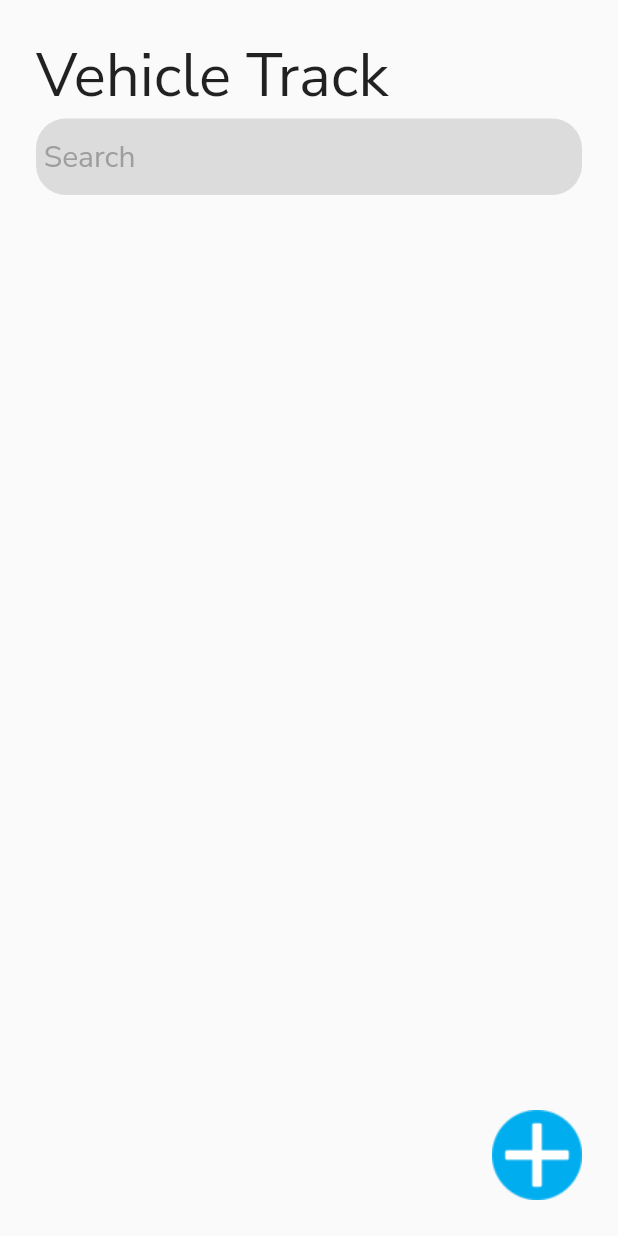
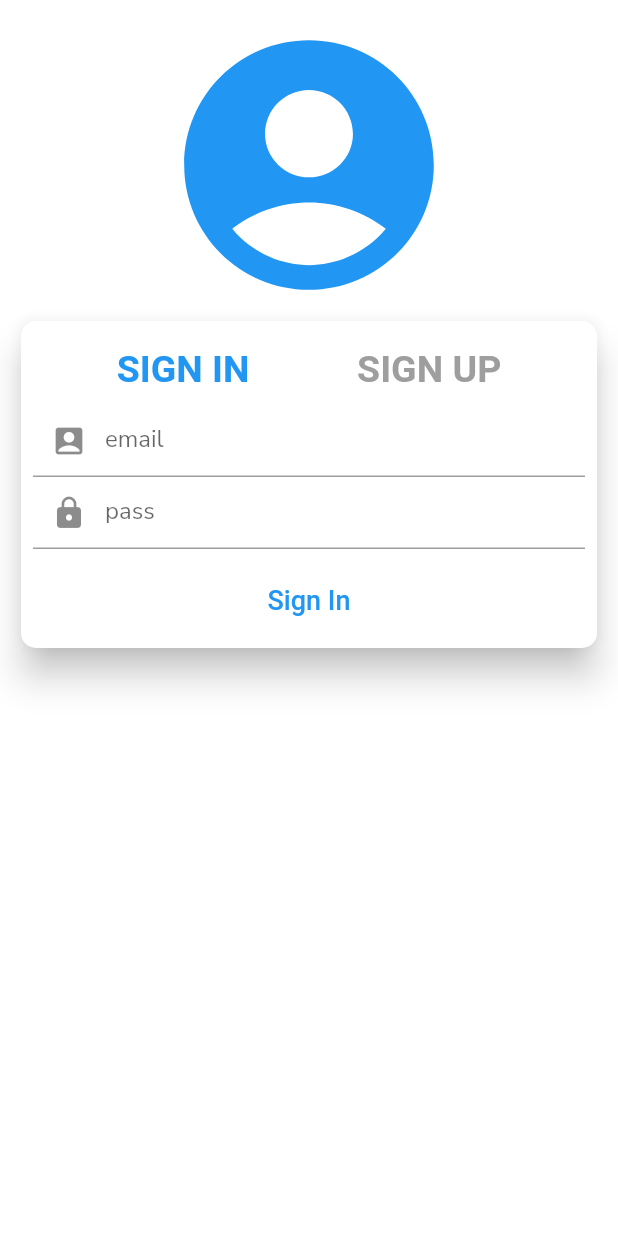
Before and after one commit to serinaluigi/mobileprogrammingfinal, a Flutter app: the screen it shows after launch, on a phone screen of 412 x 824 dp. Run offline on Flutter 3.47's test engine with Material 2 defaults, Android fonts, the phone set to English and light mode, and no system bars; our stand-ins replace fluttertoast, google_fonts, sqflite; accounts and stored records are empty.

Commit message:
updated final

```diff
--- a/lib/main.dart
+++ b/lib/main.dart
@@ -1,6 +1,7 @@
 import 'package:flutter/material.dart';
-import 'package:flutter_app_test/screens/homepage.dart';
+import 'package:flutter_app_test/screens/login.dart';
 import 'package:google_fonts/google_fonts.dart';
+//import 'package:flutter_app_test/screens/signup.dart';
 
 void main() {
   runApp(MyApp());
@@ -16,7 +17,7 @@ class MyApp extends StatelessWidget {
           Theme.of(context).textTheme,
         ),
       ),
-      home: Homepage(),
+      home: MyHomePage(),
     );
   }
 }
--- /dev/null
+++ b/lib/screens/login.dart
@@ -0,0 +1,228 @@
+import 'package:flutter/material.dart';
+import 'package:flutter_app_test/screens/homepage.dart';
+import 'dart:convert';
+import 'package:fluttertoast/fluttertoast.dart';
+import 'package:google_fonts/google_fonts.dart';
+import 'package:http/http.dart' as http;
+
+
+class MyHomePage extends StatefulWidget {
+  @override
+  _MyHomePageState createState() => _MyHomePageState();
+}
+
+class _MyHomePageState extends State<MyHomePage> {
+
+  bool signin = true;
+
+  TextEditingController namectrl,emailctrl,passctrl;
+
+  bool processing = false;
+
+  @override
+  void initState() {
+    // TODO: implement initState
+    super.initState();
+    namectrl = new TextEditingController();
+    emailctrl = new TextEditingController();
+    passctrl = new TextEditingController();
+
+  }
+  @override
+  Widget build(BuildContext context) {
+    return Container(
+        padding: EdgeInsets.all(10.0),
+        child: Column(
+          children: <Widget>[
+            Icon(Icons.account_circle,size: 200,color: Colors.blue,),
+
+            boxUi(),
+          ],
+        )
+    );
+  }
+
+  void changeState(){
+    if(signin){
+      setState(() {
+        signin = false;
+
+      });
+    }else
+      setState(() {
+        signin = true;
+
+      });
+  }
+  void registerUser() async{
+
+    setState(() {
+      processing = true;
+    });
+    var url ="https://finalprojmobprog.000webhostapp.com/login_flutter/signup.php";
+    var data = {
+      "email":emailctrl.text,
+      "name":namectrl.text,
+      "pass":passctrl.text,
+    };
+
+
+    var res = await http.post(url,body:data);
+
+    if(jsonDecode(res.body) == "account already exists"){
+      Fluttertoast.showToast(msg: "account exists, Please login",toastLength: Toast.LENGTH_SHORT);
+
+    }else{
+
+      if(jsonDecode(res.body) == "true"){
+        Fluttertoast.showToast(msg: "account created",toastLength: Toast.LENGTH_SHORT);
+      }else{
+        Fluttertoast.showToast(msg: "error",toastLength: Toast.LENGTH_SHORT);
+      }
+    }
+    setState(() {
+      processing = false;
+    });
+  }
+
+  void userSignIn() async{
+    setState(() {
+      processing = true;
+    });
+    var url ="https://finalprojmobprog.000webhostapp.com/login_flutter/signin.php";
+    var data = {
+      "email":emailctrl.text,
+      "pass":passctrl.text,
+    };
+
+    var res = await http.post(url,body:data);
+
+    if(jsonDecode(res.body) == "account not existing"){
+      Fluttertoast.showToast(msg: "dont have an account,Create an account",toastLength: Toast.LENGTH_SHORT);
+    }
+    else{
+      if(jsonDecode(res.body) == "false"){
+        Fluttertoast.showToast(msg: "incorrect password",toastLength: Toast.LENGTH_SHORT);
+      }
+      else{
+        print(jsonDecode(res.body));
+
+      }
+    }
+
+    setState(() {
+      processing = false;
+      Navigator.push(context,MaterialPageRoute(builder: (context) => Homepage(),),);
+    });
+  }
+
+  Widget boxUi(){
+    return Card(
+      elevation: 10.0,
+      shape: RoundedRectangleBorder(
+          borderRadius: BorderRadius.circular(10.0)
+      ),
+      child: Padding(
+        padding: const EdgeInsets.all(8.0),
+        child: Column(
+          children: <Widget>[
+            Row(
+              mainAxisAlignment: MainAxisAlignment.spaceEvenly,
+              children: <Widget>[
+
+                FlatButton(
+                  onPressed:() => changeState(),
+                  child: Text('SIGN IN',
+                    style: GoogleFonts.varelaRound(
+                      color: signin == true ? Colors.blue : Colors.grey,
+                      fontSize: 25.0,fontWeight: FontWeight.bold,
+                    ),),
+                ),
+
+                FlatButton(
+                  onPressed:() => changeState(),
+                  child: Text('SIGN UP',
+                    style: GoogleFonts.varelaRound(
+                      color: signin != true ? Colors.blue : Colors.grey,
+                      fontSize: 25.0,fontWeight: FontWeight.bold,
+                    ),),
+                ),
+              ],
+            ),
+
+            signin == true ? signInUi() : signUpUi(),
+
+          ],
+        ),
+      ),
+    );
+  }
+
+  Widget signInUi(){
+    return Column(
+      children: <Widget>[
+
+        TextField(
+          controller: emailctrl,
+          decoration: InputDecoration(prefixIcon: Icon(Icons.account_box,),
+              hintText: 'email'),
+        ),
+
+
+        TextField(
+          controller: passctrl,
+          decoration: InputDecoration(prefixIcon: Icon(Icons.lock,),
+              hintText: 'pass'),
+        ),
+
+        SizedBox(height: 10.0,),
+
+        MaterialButton(
+            onPressed:() => userSignIn(),
+            child: processing == false ? Text('Sign In',
+              style: GoogleFonts.varelaRound(fontSize: 18.0,
+                  color: Colors.blue),) : CircularProgressIndicator(backgroundColor: Colors.red,)
+        ),
+
+      ],
+    );
+  }
+
+  Widget signUpUi(){
+    return Column(
+      children: <Widget>[
+
+        TextField(
+          controller: namectrl,
+          decoration: InputDecoration(prefixIcon: Icon(Icons.account_box,),
+              hintText: 'name'),
+        ),
+
+        TextField(
+          controller: emailctrl,
+          decoration: InputDecoration(prefixIcon: Icon(Icons.account_box,),
+              hintText: 'email'),
+        ),
+
+
+        TextField(
+          controller: passctrl,
+          decoration: InputDecoration(prefixIcon: Icon(Icons.lock,),
+              hintText: 'pass'),
+        ),
+
+        SizedBox(height: 10.0,),
+
+        MaterialButton(
+            onPressed:() => registerUser(),
+            child: processing == false ? Text('Sign Up',
+              style: GoogleFonts.varelaRound(fontSize: 18.0,
+                  color: Colors.blue),) : CircularProgressIndicator(backgroundColor: Colors.red)
+        ),
+
+      ],
+    );
+  }
+
+
+}
--- a/pubspec.yaml
+++ b/pubspec.yaml
@@ -16,6 +16,8 @@ dependencies:
 
   cupertino_icons: ^1.0.0
   google_fonts: ^1.1.1
+  http: ^0.12.2
+  fluttertoast: ^7.1.6
 
   sqflite:
   path:
```
Also changed, not shown: pubspec.lock.
